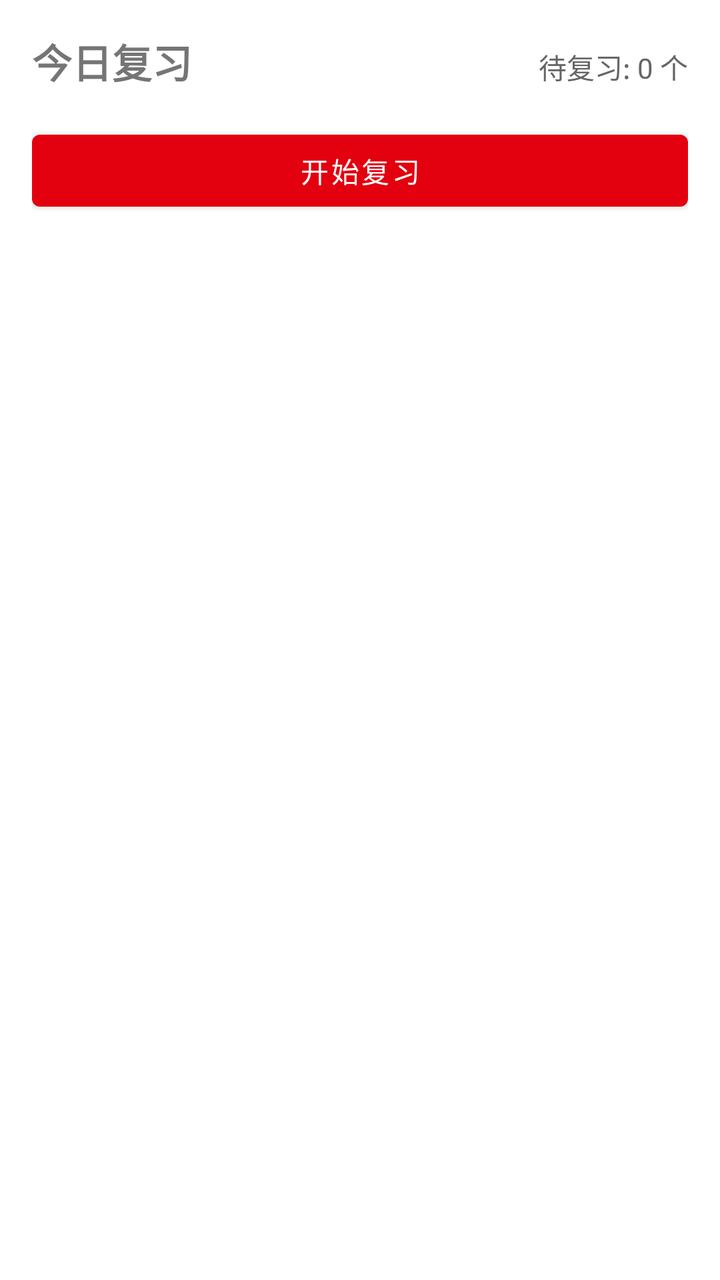
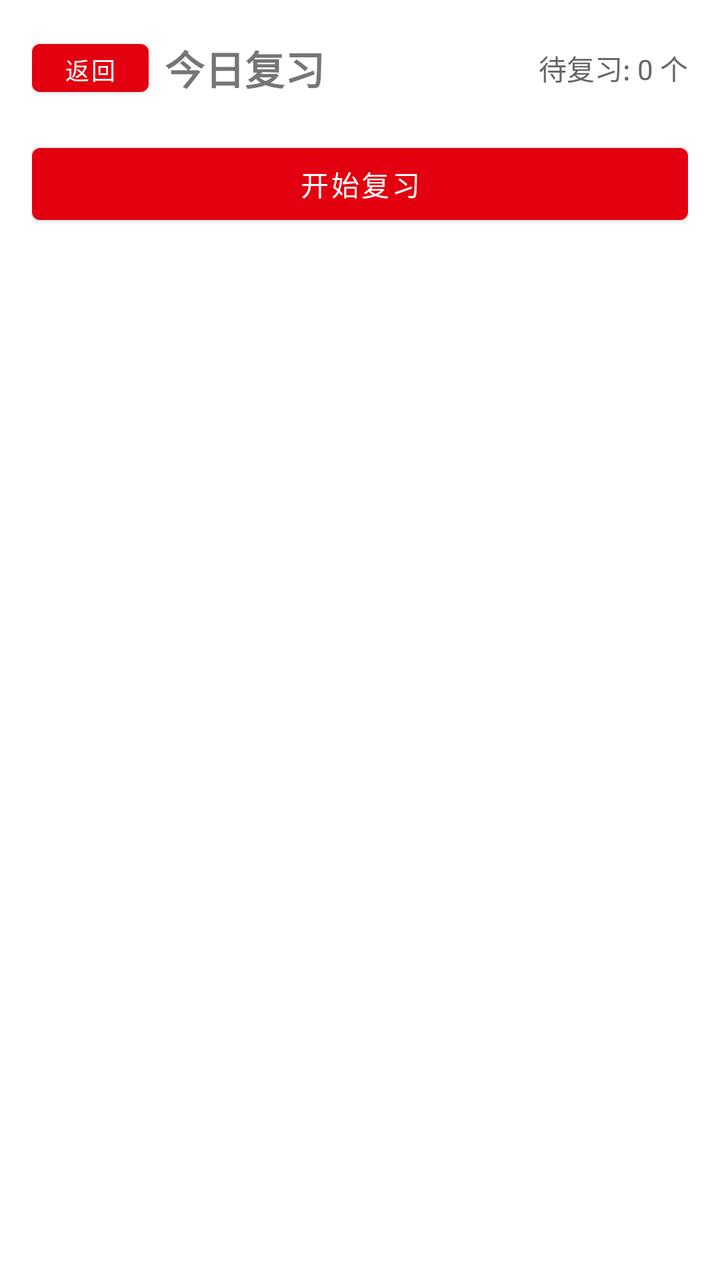

Before-and-after screenshots of an Android layout around one commit, followed by the original layout XML and the change that was made.
<!-- AndroidManifest.xml: application theme Theme.LearnE -->
<!-- res/layout/fragment_review.xml -->
<?xml version="1.0" encoding="utf-8"?>
<LinearLayout xmlns:android="http://schemas.android.com/apk/res/android"
    android:layout_width="match_parent"
    android:layout_height="match_parent"
    android:orientation="vertical"
    android:padding="16dp">

    
    <LinearLayout
        android:layout_width="match_parent"
        android:layout_height="wrap_content"
        android:orientation="horizontal">

        <TextView
            android:id="@+id/tv_review_title"
            android:layout_width="0dp"
            android:layout_height="wrap_content"
            android:layout_weight="1"
            android:text="今日复习"
            android:textSize="20sp"
            android:textStyle="bold" />

        <TextView
            android:id="@+id/tv_review_count"
            android:layout_width="wrap_content"
            android:layout_height="wrap_content"
            android:text="待复习: 0 个"
            android:textSize="14sp"
            android:textColor="#666" />
    </LinearLayout>

    
    <Button
        android:id="@+id/btn_start_review"
        android:layout_width="match_parent"
        android:layout_height="wrap_content"
        android:layout_marginTop="16dp"
        android:text="开始复习" />

    
    <LinearLayout
        android:id="@+id/review_content"
        android:layout_width="match_parent"
        android:layout_height="0dp"
        android:layout_weight="1"
        android:orientation="vertical"
        android:visibility="gone"
        android:layout_marginTop="16dp">

        
        <LinearLayout
            android:layout_width="match_parent"
            android:layout_height="wrap_content"
            android:orientation="horizontal"
            android:layout_marginBottom="8dp">

            <TextView
                android:id="@+id/tv_progress"
                android:layout_width="0dp"
                android:layout_height="wrap_content"
                android:layout_weight="1"
                android:text="1 / 10"
                android:textSize="14sp"
                android:textColor="#888" />

            <TextView
                android:id="@+id/tv_step_indicator"
                android:layout_width="wrap_content"
                android:layout_height="wrap_content"
                android:text="步骤 1/3"
                android:textSize="14sp"
                android:textColor="#888" />
        </LinearLayout>

        
        <ProgressBar
            android:id="@+id/progress_review"
            style="?android:attr/progressBarStyleHorizontal"
            android:layout_width="match_parent"
            android:layout_height="4dp"
            android:layout_marginTop="8dp"
            android:progressTint="#2196F3" />

        
        <LinearLayout
            android:id="@+id/step1_display"
            android:layout_width="match_parent"
            android:layout_height="0dp"
            android:layout_weight="1"
            android:orientation="vertical">

            <TextView
                android:id="@+id/tv_word"
                android:layout_width="wrap_content"
                android:layout_height="wrap_content"
                android:textSize="28sp"
                android:textStyle="bold"
                android:layout_gravity="center_horizontal"
                android:layout_marginTop="24dp" />

            <TextView
                android:id="@+id/tv_phonetic"
                android:layout_width="wrap_content"
                android:layout_height="wrap_content"
                android:textSize="14sp"
                android:textColor="#666"
                android:layout_gravity="center_horizontal"
                android:layout_marginTop="4dp" />

            <View
                android:layout_width="60dp"
                android:layout_height="1dp"
                android:background="#ddd"
                android:layout_gravity="center_horizontal"
                android:layout_marginTop="16dp" />

            <TextView
                android:id="@+id/tv_meaning"
                android:layout_width="wrap_content"
                android:layout_height="wrap_content"
                android:textSize="18sp"
                android:textColor="#333"
                android:layout_marginTop="12dp"
                android:layout_marginLeft="16dp" />

            <View
                android:layout_width="match_parent"
                android:layout_height="1dp"
                android:background="#eee"
                android:layout_marginTop="16dp" />

            <LinearLayout
                android:layout_width="match_parent"
                android:layout_height="wrap_content"
                android:orientation="vertical"
                android:layout_marginTop="12dp">

                <TextView
                    android:layout_width="wrap_content"
                    android:layout_height="wrap_content"
                    android:text="词组"
                    android:textSize="12sp"
                    android:textColor="#aaa" />

                <TextView
                    android:id="@+id/tv_phrase"
                    android:layout_width="wrap_content"
                    android:layout_height="wrap_content"
                    android:textSize="15sp"
                    android:textColor="#333"
                    android:layout_marginTop="2dp" />

                <TextView
                    android:id="@+id/tv_phrase_meaning"
                    android:layout_width="wrap_content"
                    android:layout_height="wrap_content"
                    android:textSize="14sp"
                    android:textColor="#555"
                    android:layout_marginTop="2dp" />
            </LinearLayout>

            <View
                android:layout_width="match_parent"
                android:layout_height="1dp"
                android:background="#eee"
                android:layout_marginTop="12dp" />

            <LinearLayout
                android:layout_width="match_parent"
                android:layout_height="wrap_content"
                android:orientation="vertical"
                android:layout_marginTop="12dp">

                <TextView
                    android:layout_width="wrap_content"
                    android:layout_height="wrap_content"
                    android:text="例句"
                    android:textSize="12sp"
                    android:textColor="#aaa" />

                <TextView
                    android:id="@+id/tv_example"
                    android:layout_width="wrap_content"
                    android:layout_height="wrap_content"
                    android:textSize="15sp"
                    android:textColor="#333"
                    android:layout_marginTop="2dp" />

                <TextView
                    android:id="@+id/tv_example_meaning"
                    android:layout_width="wrap_content"
                    android:layout_height="wrap_content"
                    android:textSize="14sp"
                    android:textColor="#555"
                    android:layout_marginTop="2dp" />
            </LinearLayout>
        </LinearLayout>

        
        <LinearLayout
            android:id="@+id/step2_choice"
            android:layout_width="match_parent"
            android:layout_height="0dp"
            android:layout_weight="1"
            android:orientation="vertical"
            android:visibility="gone">

            <TextView
                android:layout_width="wrap_content"
                android:layout_height="wrap_content"
                android:text="请选择正确的中文含义"
                android:textSize="14sp"
                android:textColor="#888"
                android:layout_gravity="center_horizontal"
                android:layout_marginTop="24dp" />

            <TextView
                android:id="@+id/tv_choice_word"
                android:layout_width="wrap_content"
                android:layout_height="wrap_content"
                android:textSize="24sp"
                android:textStyle="bold"
                android:layout_gravity="center_horizontal"
                android:layout_marginTop="16dp" />

            <TextView
                android:id="@+id/tv_choice_phonetic"
                android:layout_width="wrap_content"
                android:layout_height="wrap_content"
                android:textSize="14sp"
                android:textColor="#666"
                android:layout_gravity="center_horizontal" />

            <LinearLayout
                android:id="@+id/choice_options_container"
                android:layout_width="match_parent"
                android:layout_height="wrap_content"
                android:orientation="vertical"
                android:layout_marginTop="32dp" />

            <TextView
                android:id="@+id/choice_feedback"
                android:layout_width="wrap_content"
                android:layout_height="wrap_content"
                android:textSize="16sp"
                android:layout_gravity="center_horizontal"
                android:layout_marginTop="12dp"
                android:visibility="gone" />
        </LinearLayout>

        
        <LinearLayout
            android:id="@+id/step3_spell"
            android:layout_width="match_parent"
            android:layout_height="0dp"
            android:layout_weight="1"
            android:orientation="vertical"
            android:visibility="gone"
            android:gravity="center">

            <TextView
                android:layout_width="wrap_content"
                android:layout_height="wrap_content"
                android:text="请输入对应的英文单词"
                android:textSize="14sp"
                android:textColor="#888"
                android:layout_gravity="center_horizontal" />

            <TextView
                android:id="@+id/tv_spell_meaning"
                android:layout_width="wrap_content"
                android:layout_height="wrap_content"
                android:textSize="22sp"
                android:textColor="#333"
                android:layout_gravity="center_horizontal"
                android:layout_marginTop="16dp" />

            <EditText
                android:id="@+id/et_spell_input"
                android:layout_width="match_parent"
                android:layout_height="wrap_content"
                android:layout_marginTop="24dp"
                android:hint="输入单词..."
                android:inputType="text"
                android:imeOptions="actionDone"
                android:textSize="20sp"
                android:padding="12dp" />

            <TextView
                android:id="@+id/spell_hint"
                android:layout_width="wrap_content"
                android:layout_height="wrap_content"
                android:textSize="16sp"
                android:textColor="#F44336"
                android:layout_marginTop="8dp"
                android:visibility="gone" />

            <Button
                android:id="@+id/btn_spell_confirm"
                android:layout_width="wrap_content"
                android:layout_height="wrap_content"
                android:text="确认"
                android:layout_marginTop="12dp" />
        </LinearLayout>

        
        <LinearLayout
            android:layout_width="match_parent"
            android:layout_height="wrap_content"
            android:orientation="horizontal"
            android:layout_marginTop="16dp">

            <Button
                android:id="@+id/btn_prev_step"
                android:layout_width="0dp"
                android:layout_height="wrap_content"
                android:layout_weight="1"
                android:text="上一步"
                android:layout_marginEnd="4dp" />

            <Button
                android:id="@+id/btn_next_step"
                android:layout_width="0dp"
                android:layout_height="wrap_content"
                android:layout_weight="1"
                android:text="下一步"
                android:layout_marginStart="4dp" />
        </LinearLayout>

        <LinearLayout
            android:layout_width="match_parent"
            android:layout_height="wrap_content"
            android:orientation="horizontal"
            android:layout_marginTop="8dp">

            <Button
                android:id="@+id/btn_prev_word"
                android:layout_width="0dp"
                android:layout_height="wrap_content"
                android:layout_weight="1"
                android:text="上一词"
                android:layout_marginEnd="4dp" />

            <Button
                android:id="@+id/btn_next_word"
                android:layout_width="0dp"
                android:layout_height="wrap_content"
                android:layout_weight="1"
                android:text="下一词"
                android:layout_marginStart="4dp" />
        </LinearLayout>
    </LinearLayout>

    
    <LinearLayout
        android:id="@+id/review_complete"
        android:layout_width="match_parent"
        android:layout_height="0dp"
        android:layout_weight="1"
        android:orientation="vertical"
        android:gravity="center"
        android:visibility="gone">

        <TextView
            android:layout_width="wrap_content"
            android:layout_height="wrap_content"
            android:text="🎉"
            android:textSize="48sp" />

        <TextView
            android:layout_width="wrap_content"
            android:layout_height="wrap_content"
            android:text="复习完成！"
            android:textSize="22sp"
            android:textStyle="bold"
            android:layout_marginTop="12dp" />

        <TextView
            android:layout_width="wrap_content"
            android:layout_height="wrap_content"
            android:text="今日复习内容已全部完成"
            android:textSize="16sp"
            android:textColor="#666"
            android:layout_marginTop="8dp" />
    </LinearLayout>

</LinearLayout>
<!-- resources referenced by this layout -->
<resources>
  <style name="Theme.LearnE" parent="Theme.MaterialComponents.Light.NoActionBar">
          <item name="colorPrimary">@color/primary</item>
          <item name="colorPrimaryDark">@color/primary_dark</item>
          <item name="colorAccent">@color/accent</item>
      </style>
  <color name="primary">#E3000F</color>
  <color name="primary_dark">#B3000C</color>
  <color name="accent">#0039CB</color>
</resources>

<!-- the commit's change to res/layout/fragment_review.xml (unified diff, before → after) -->
@@ -9,7 +9,18 @@
     <LinearLayout
         android:layout_width="match_parent"
         android:layout_height="wrap_content"
-        android:orientation="horizontal">
+        android:orientation="horizontal"
+        android:gravity="center_vertical">
+
+        <Button
+            android:id="@+id/btn_back"
+            android:layout_width="wrap_content"
+            android:layout_height="36dp"
+            android:text="返回"
+            android:textSize="12sp"
+            android:layout_marginEnd="8dp"
+            android:minHeight="0dp"
+            android:minWidth="0dp"/>
 
         <TextView
             android:id="@+id/tv_review_title"
